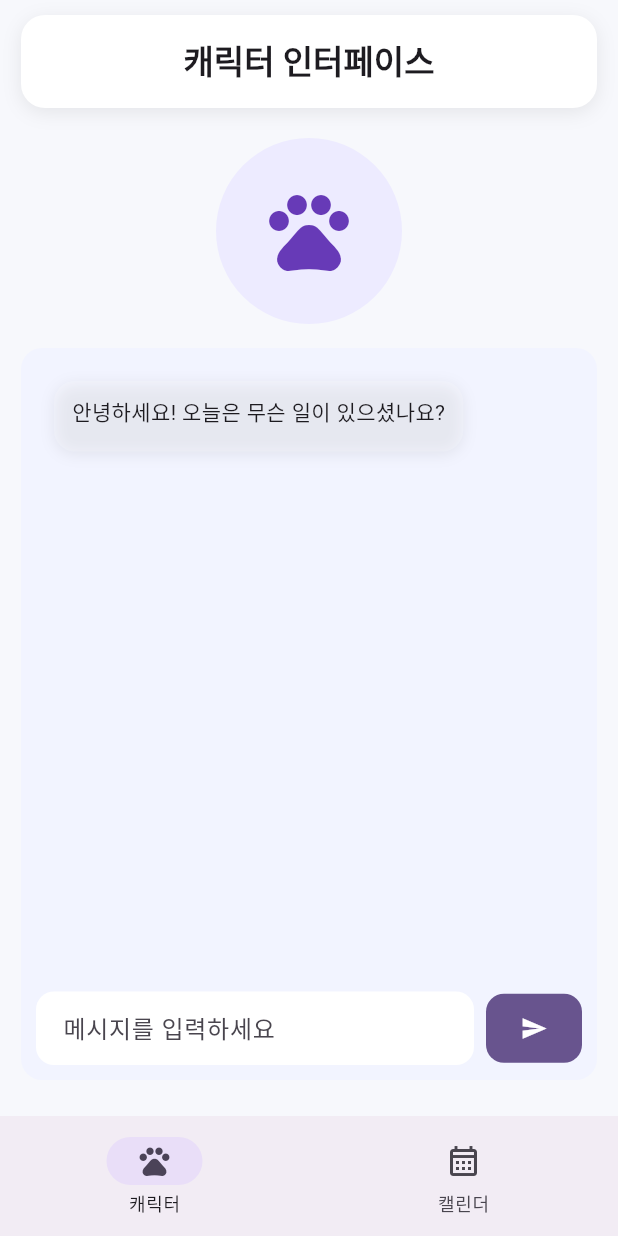
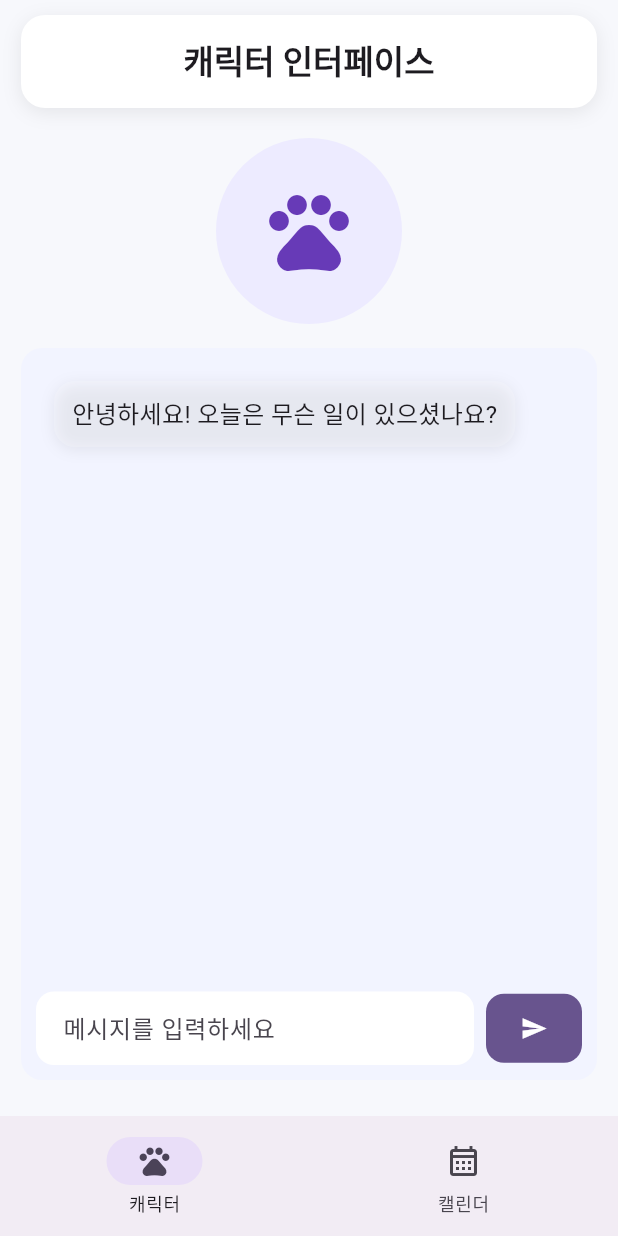
Before and after one commit to guddn/emotion-calendar-app, a Flutter app: the screen it shows after launch, on a phone screen of 412 x 824 dp. Run offline on Flutter 3.47's test engine with Material 3 defaults, Android fonts, the phone set to English and light mode, and no system bars; drawn by our look-alikes of flutter_markdown.

Commit message:
feat(frontend): add markdown answer

```diff
--- a/frontend/app/lib/screens/chat_screen.dart
+++ b/frontend/app/lib/screens/chat_screen.dart
@@ -1,6 +1,7 @@
 import 'dart:convert';
 
 import 'package:flutter/material.dart';
+import 'package:flutter_markdown/flutter_markdown.dart';
 import 'package:http/http.dart' as http;
 
 class ChatScreen extends StatefulWidget {
@@ -174,19 +175,25 @@ class _ChatScreenState extends State<ChatScreen> {
                       crossAxisAlignment: CrossAxisAlignment.start,
                       mainAxisSize: MainAxisSize.min,
                       children: [
-                        Text(message.text),
-                        if (!message.isMine &&
-                            message.emotion != null &&
-                            message.emotion!.isNotEmpty) ...[
-                          const SizedBox(height: 6),
-                          // Text(
-                          //   '감정: ${message.emotion}',
-                          //   style: Theme.of(context)
-                          //       .textTheme
-                          //       .bodySmall
-                          //       ?.copyWith(fontWeight: FontWeight.w600),
-                          // ),
-                        ],
+                        MarkdownBody(
+                          data: message.text,
+                          selectable: true, // 텍스트 선택 가능 여부
+                          styleSheet: MarkdownStyleSheet(
+                            p: const TextStyle(fontSize: 16),
+                          ),
+                        ),
+                        // if (!message.isMine &&
+                        //     message.emotion != null &&
+                        //     message.emotion!.isNotEmpty) ...[
+                        //   const SizedBox(height: 6),
+                        //   Text(
+                        //     '감정: ${message.emotion}',
+                        //     style: Theme.of(context)
+                        //         .textTheme
+                        //         .bodySmall
+                        //         ?.copyWith(fontWeight: FontWeight.w600),
+                        //   ),
+                        // ],
                       ],
                     ),
                   ),
--- a/frontend/app/pubspec.yaml
+++ b/frontend/app/pubspec.yaml
@@ -15,6 +15,7 @@ dev_dependencies:
   flutter_test:
     sdk: flutter
   flutter_lints: ^6.0.0
+  flutter_markdown: ^0.7.3
 
 flutter:
   uses-material-design: true
```
Also changed, not shown: frontend/app/pubspec.lock.
